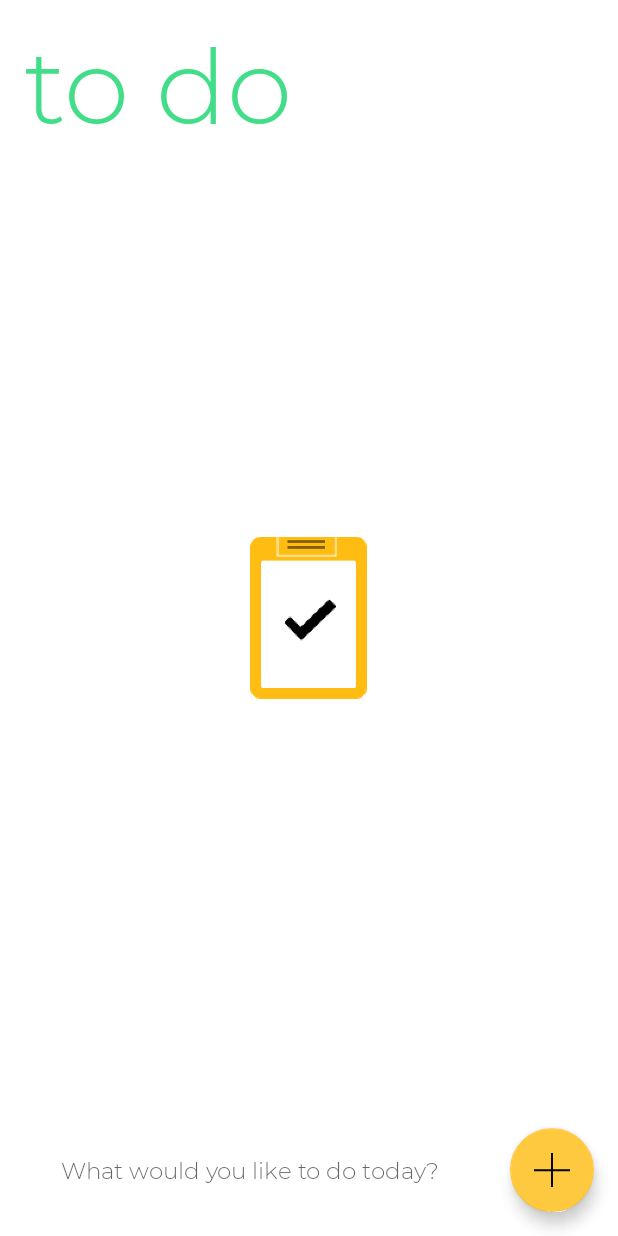
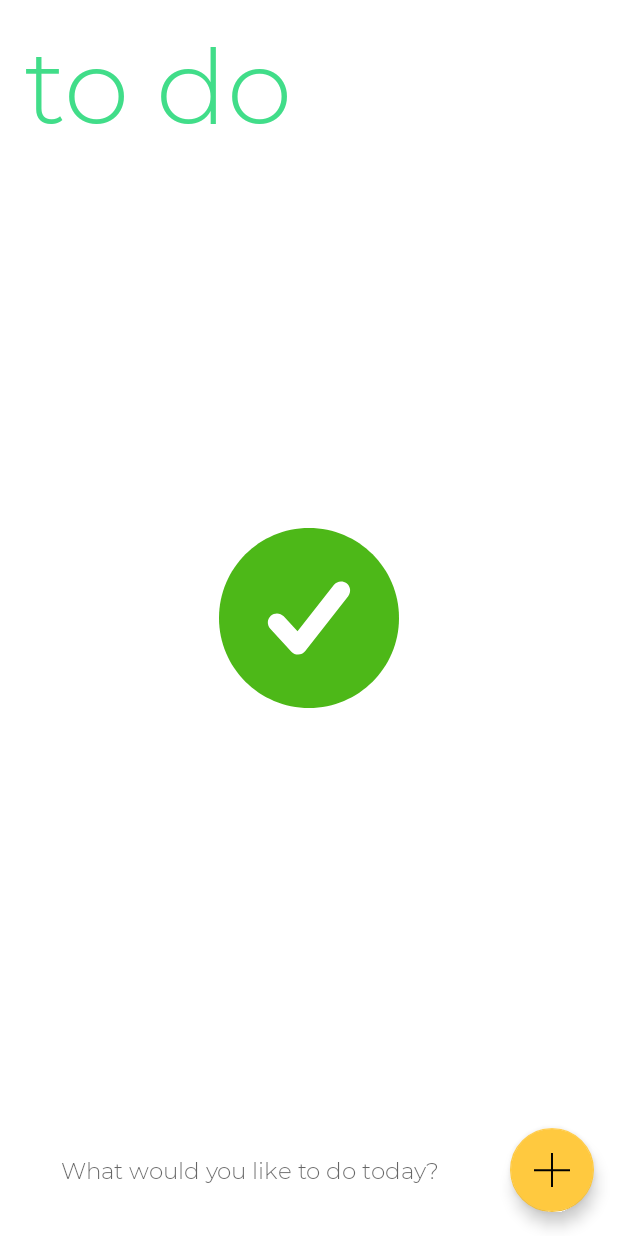
Before and after one commit to gaganmalvi/ToDo, an Android app: the screen it shows after launch (MainActivity), on a phone screen of 412 x 824 dp. Run offline under Robolectric (Android 15) with nearby library versions, the phone set to English and light mode, and no system bars; Roboto replaces fonts that are not available here.

Commit message:
ToDo: Lottie animations, and update semantics
Signed-off-by: Gagan Malvi <malvi@aospa.co>

```diff
--- a/app/src/main/java/com/malviscape/todo/MainActivity.java
+++ b/app/src/main/java/com/malviscape/todo/MainActivity.java
@@ -104,7 +104,7 @@ public class MainActivity extends AppCompatActivity {
     @Override
     public void onContentChanged() {
         super.onContentChanged();
-        ImageView emptyView  = findViewById(R.id.emptyimage);
+        ImageView emptyView  = findViewById(R.id.animationView);
         ListView ListItems = (ListView) findViewById(R.id.ListItems);
         ListItems.setEmptyView(emptyView);
     }
--- a/app/src/main/res/layout/activity_main.xml
+++ b/app/src/main/res/layout/activity_main.xml
@@ -38,12 +38,14 @@
         android:divider="@null"
         android:dividerHeight="0dp" />
 
-    <ImageView
-        android:id="@+id/emptyimage"
+    <com.airbnb.lottie.LottieAnimationView
+        android:id="@+id/animationView"
         android:layout_width="wrap_content"
         android:layout_height="wrap_content"
-        android:src="@mipmap/taskcomplete_background"
-        android:layout_gravity="center"/>
+        android:layout_gravity="center"
+        app:lottie_rawRes="@raw/animation"
+        app:lottie_autoPlay="true"
+        app:lottie_loop="true"/>
 
     <EditText
         android:id="@+id/editToDo"
--- a/build.gradle
+++ b/build.gradle
@@ -5,10 +5,7 @@ buildscript {
         jcenter()
     }
     dependencies {
-        classpath "com.android.tools.build:gradle:4.1.0"
-
-        // NOTE: Do not place your application dependencies here; they belong
-        // in the individual module build.gradle files
+        classpath "com.android.tools.build:gradle:4.1.3"
     }
 }
 
```
Also changed, not shown: app/build.gradle (+6 -5 lines), app/src/main/res/raw/animation.json (added, +1 -0 lines).
